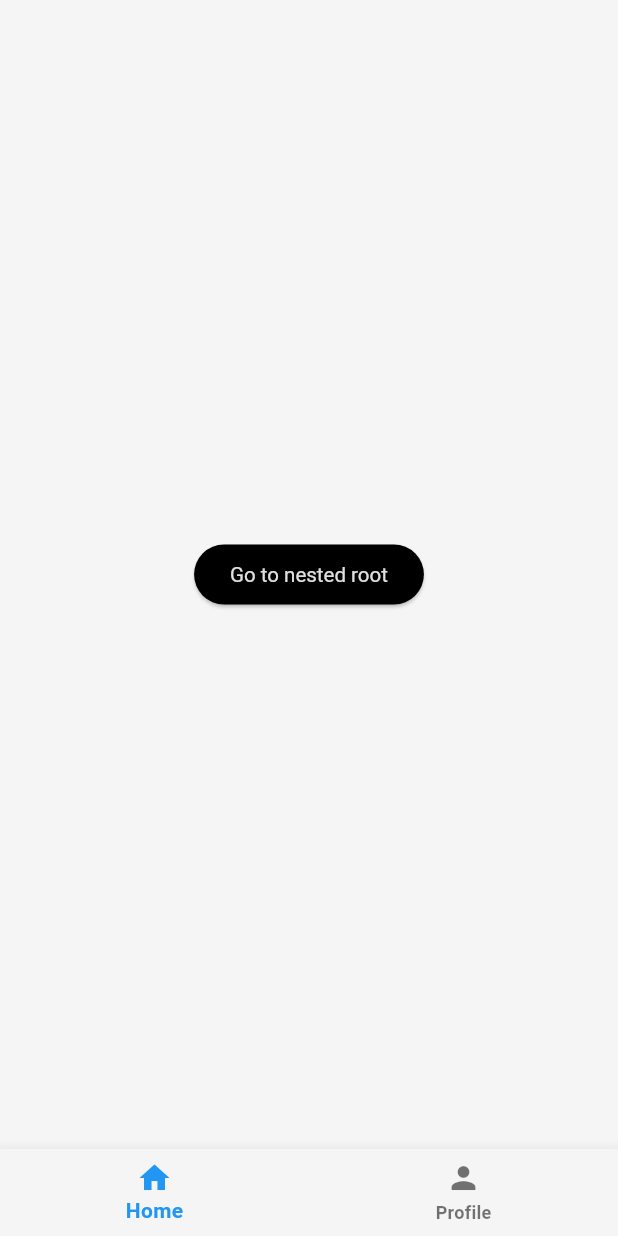
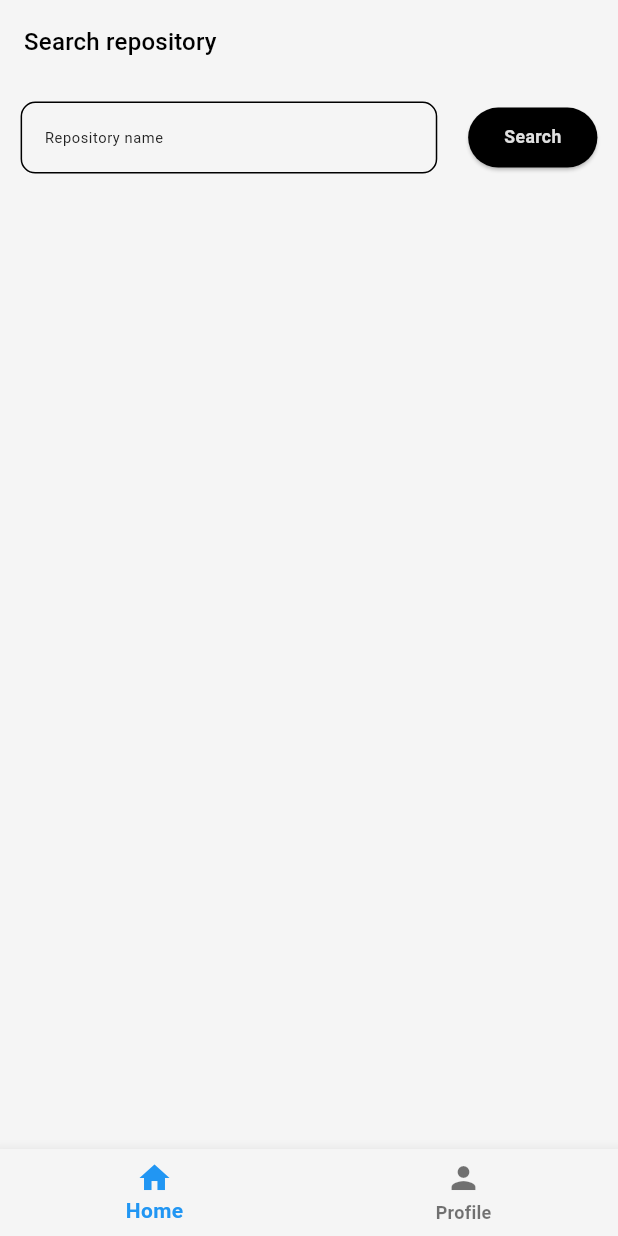
Before and after one commit to Pali-15/astron-interview, a Flutter app: the screen it shows after launch, on a phone screen of 412 x 824 dp. Run offline on Flutter 3.47's test engine with Material 3 defaults, Android fonts, the phone set to English and light mode, and no system bars; our stand-ins replace bloc, dio, equatable, flutter_bloc, flutter_screenutil, freezed_annotation and 3 more.

Commit message:
create home page UI

```diff
--- a/lib/presentation/home_page/home.dart
+++ b/lib/presentation/home_page/home.dart
@@ -1,26 +1,153 @@
 import 'package:flutter/material.dart';
-import 'package:go_router/go_router.dart';
-import 'package:template/router/routes.dart';
+import 'package:flutter_bloc/flutter_bloc.dart';
+import 'package:flutter_screenutil/flutter_screenutil.dart';
+import 'package:template/domain/github/bloc/github_repository_bloc.dart';
+import 'package:template/domain/github/models/model.dart';
+import 'package:template/extensions/context_extension.dart';
+import 'package:template/theme.dart';
+import 'package:template/utils/app_dimensions.dart';
+import 'package:template/utils/date_formatters.dart';
 import 'package:template/widgets/base_page.dart';
+import 'package:template/widgets/common/buttons.dart';
+import 'package:template/widgets/common/data_table.dart';
+import 'package:template/widgets/error_widget.dart';
 
 class HomePage extends StatelessWidget {
-  const HomePage({super.key});
+  HomePage({super.key});
+  final TextEditingController queryInputController = TextEditingController();
 
   @override
   Widget build(BuildContext context) {
     return BasePage(
-      children: Center(
-        child: ElevatedButton(
-          onPressed: () {
-            context.pushNamed(
-              AppRoutes.homeNested,
-            );
-          },
-          child: Text(
-            "Go to nested root",
-          ),
-        ),
+      title: 'Search repository',
+      children: BlocBuilder<GithubRepositoryBloc, GithubRepositoryState>(
+        builder: (context, state) {
+          return Column(
+            children: [
+              Row(
+                children: [
+                  Expanded(
+                    child: TextField(
+                      controller: queryInputController,
+                      style: context.textTheme.bodySmall,
+                      keyboardType: TextInputType.number,
+                      cursorColor: context.colorScheme.inversePrimary,
+                      decoration: InputDecoration(
+                        hintText: 'Repository name',
+                        hintStyle: context.textTheme.bodySmall,
+                        border: OutlineInputBorder(
+                          borderSide: BorderSide(
+                            color: context.colorScheme.inversePrimary,
+                          ),
+                          borderRadius: BorderRadius.all(AppDimensions.radiusM),
+                        ),
+                      ),
+                    ),
+                  ),
+                  SizedBox(
+                    width: 18.w,
+                  ),
+                  AppElevatedButton.primary(
+                    label: 'Search',
+                    context: context,
+                    onPressed: () {
+                      FocusScope.of(context).unfocus();
+                      context.read<GithubRepositoryBloc>().add(
+                            GithubRepositoryEvent.query(
+                              query: queryInputController.text,
+                            ),
+                          );
+                    },
+                  ),
+                ],
+              ),
+              if (state is GithubRepositoryLoadingState) ...[
+                Spacer(),
+                CircularProgressIndicator(
+                  color: AppColors.blue,
+                ),
+                Spacer(),
+              ],
+              if (state is GithubRepositoryLoadedState)
+                Expanded(
+                  child: Padding(
+                    padding: EdgeInsets.only(top: 20.h),
+                    child: _SearchResultContainer(
+                      repositories: state.searchResult,
+                    ),
+                  ),
+                ),
+              if (state is GithubRepositoryErrorState)
+                Expanded(
+                  child: AppErrorWidget(
+                    retry: () => context.read<GithubRepositoryBloc>().add(
+                          GithubRepositoryEvent.query(
+                            query: queryInputController.text,
+                          ),
+                        ),
+                  ),
+                ),
+            ],
+          );
+        },
       ),
     );
   }
 }
+
+class _SearchResultContainer extends StatelessWidget {
+  final List<Repository> repositories;
+  const _SearchResultContainer({required this.repositories});
+
+  @override
+  Widget build(BuildContext context) {
+    if (repositories.isEmpty) {
+      return Text(
+        'No result',
+        style: context.textTheme.bodyLarge,
+      );
+    }
+    return ListView.builder(
+      itemCount: repositories.length,
+      itemBuilder: (context, index) =>
+          _SearchResultItem(repository: repositories[index]),
+    );
+  }
+}
+
+class _SearchResultItem extends StatelessWidget {
+  final Repository repository;
+  const _SearchResultItem({required this.repository});
+
+  @override
+  Widget build(BuildContext context) {
+    return Container(
+      margin: EdgeInsets.only(top: 10.h),
+      padding: EdgeInsets.symmetric(vertical: 8.h, horizontal: 8.w),
+      decoration: BoxDecoration(
+        color: context.colorScheme.primaryContainer,
+        borderRadius: BorderRadius.all(AppDimensions.radiusL),
+      ),
+      child: AppTableRow(
+        columnWidths: const {
+          0: FlexColumnWidth(1),
+          1: FlexColumnWidth(2),
+          2: FlexColumnWidth(1),
+        },
+        cells: [
+          TableCellData(title: 'Name', label: repository.name),
+          TableCellData(
+            title: 'Description',
+            label: repository.description ?? '-',
+          ),
+          TableCellData(
+            title: 'Updated at',
+            label: repository.updatedAt == null
+                ? '-'
+                : AppDateFormatters.ddMMyyyy.format(repository.updatedAt!),
+          ),
+        ],
+      ),
+    );
+  }
+}
--- a/lib/theme.dart
+++ b/lib/theme.dart
@@ -19,6 +19,7 @@ ThemeData lightTheme = ThemeData(
     primary: AppColors.grey300,
     secondary: AppColors.grey200,
     inversePrimary: Colors.black,
+    primaryContainer: AppColors.grey300,
   ),
   elevatedButtonTheme: ElevatedButtonThemeData(
     style: ElevatedButton.styleFrom(
@@ -77,8 +78,9 @@ ThemeData darkTheme = ThemeData(
   colorScheme: ColorScheme.dark(
     surface: AppColors.darkGrey,
     primary: Colors.grey[700]!,
-    secondary: AppColors.darkGrey,
+    secondary: AppColors.grey,
     inversePrimary: AppColors.grey200,
+    primaryContainer: AppColors.grey,
   ),
   elevatedButtonTheme: ElevatedButtonThemeData(
     style: ElevatedButton.styleFrom(
@@ -142,4 +144,5 @@ class AppColors {
 
   static Color green = Colors.green;
   static Color dangerColor = Colors.red;
+  static Color blue = Colors.blue;
 }
--- /dev/null
+++ b/lib/utils/app_dimensions.dart
@@ -0,0 +1,11 @@
+import 'dart:ui';
+
+import 'package:flutter_screenutil/flutter_screenutil.dart';
+
+class AppDimensions {
+  static final radiusXs = Radius.circular(4.r);
+  static final radiusS = Radius.circular(8.r);
+  static final radiusM = Radius.circular(10.r);
+  static final radiusL = Radius.circular(12.r);
+  static final radiusXl = Radius.circular(16.r);
+}
--- /dev/null
+++ b/lib/utils/date_formatters.dart
@@ -0,0 +1,5 @@
+import 'package:intl/intl.dart';
+
+class AppDateFormatters {
+  static final DateFormat ddMMyyyy = DateFormat('dd-MM-yyyy');
+}
--- a/lib/widgets/base_page.dart
+++ b/lib/widgets/base_page.dart
@@ -1,4 +1,5 @@
 import 'package:flutter/material.dart';
+import 'package:flutter_screenutil/flutter_screenutil.dart';
 import 'package:go_router/go_router.dart';
 import 'package:template/extensions/context_extension.dart';
 
@@ -6,11 +7,13 @@ class BasePage extends StatelessWidget {
   final Widget children;
   final String? title;
   final bool enableBackButton;
+  final EdgeInsets? padding;
   const BasePage({
     super.key,
     required this.children,
     this.title,
     this.enableBackButton = false,
+    this.padding,
   });
 
   @override
@@ -33,7 +36,13 @@ class BasePage extends StatelessWidget {
                     )
                   : null,
             ),
-      body: SafeArea(child: children),
+      body: SafeArea(
+        child: Padding(
+          padding:
+              padding ?? EdgeInsets.symmetric(horizontal: 12.w, vertical: 12.h),
+          child: children,
+        ),
+      ),
     );
   }
 }
--- a/lib/widgets/bottom_navbar.dart
+++ b/lib/widgets/bottom_navbar.dart
@@ -1,5 +1,6 @@
 import 'package:flutter/material.dart';
 import 'package:go_router/go_router.dart';
+import 'package:template/theme.dart';
 
 class BottomNavbar extends StatelessWidget {
   final StatefulNavigationShell navigationShell;
@@ -22,7 +23,7 @@ class BottomNavbar extends StatelessWidget {
             navigationShell.goBranch(newIndex);
           }
         },
-        selectedItemColor: Colors.blue,
+        selectedItemColor: AppColors.blue,
       ),
     );
   }
--- /dev/null
+++ b/lib/widgets/common/buttons.dart
@@ -0,0 +1,43 @@
+import 'package:flutter/material.dart';
+import 'package:template/extensions/context_extension.dart';
+
+class AppElevatedButton extends StatelessWidget {
+  final VoidCallback? onPressed;
+  final String label;
+  final Color backgroundColor;
+
+  const AppElevatedButton._({
+    required this.label,
+    this.onPressed,
+    required this.backgroundColor,
+  });
+
+  factory AppElevatedButton.primary({
+    Key? key,
+    required String label,
+    VoidCallback? onPressed,
+    required BuildContext context,
+  }) {
+    return AppElevatedButton._(
+      label: label,
+      onPressed: onPressed,
+      backgroundColor: context.colorScheme.inversePrimary,
+    );
+  }
+
+  @override
+  Widget build(BuildContext context) {
+    return ElevatedButton(
+      style: ElevatedButton.styleFrom(
+        backgroundColor: backgroundColor,
+        disabledBackgroundColor: backgroundColor,
+      ),
+      onPressed: onPressed,
+      child: Text(
+        label,
+        style: context.textTheme.bodyMedium!
+            .copyWith(color: context.colorScheme.primary),
+      ),
+    );
+  }
+}
--- a/pubspec.yaml
+++ b/pubspec.yaml
@@ -53,6 +53,7 @@ dependencies:
   cupertino_icons: ^1.0.8
   equatable: ^2.0.7
   dio: ^5.8.0+1
+  intl: ^0.20.2
 
 dev_dependencies:
   flutter_test:
```
Also changed, not shown: lib/widgets/common/data_column.dart (added, +29 -0 lines), lib/widgets/common/data_table.dart (added, +53 -0 lines), lib/widgets/error_widget.dart (added, +34 -0 lines), pubspec.lock.
